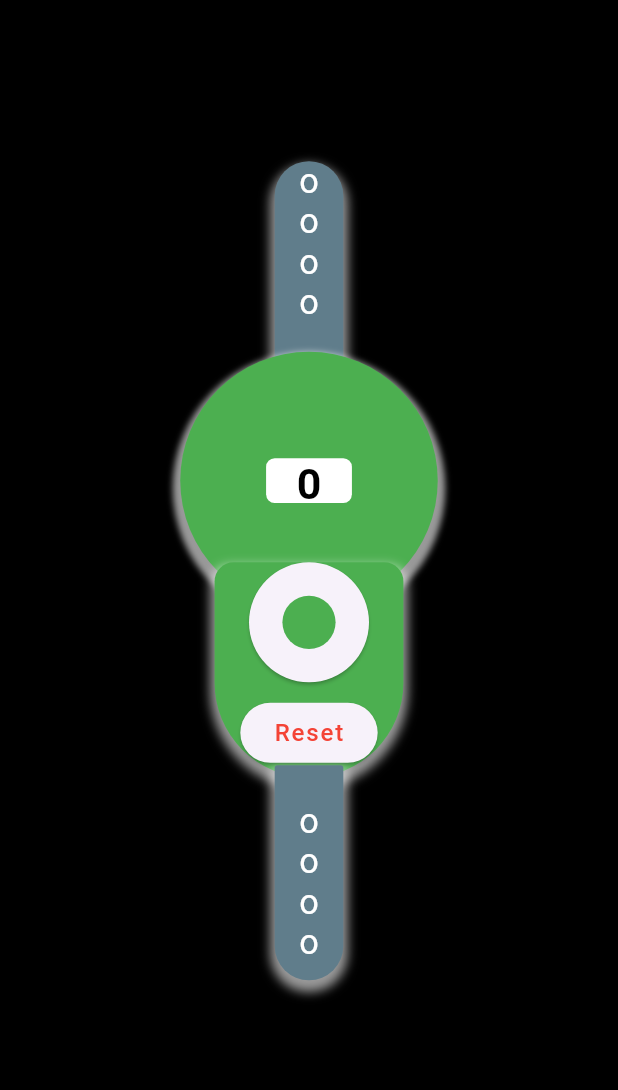
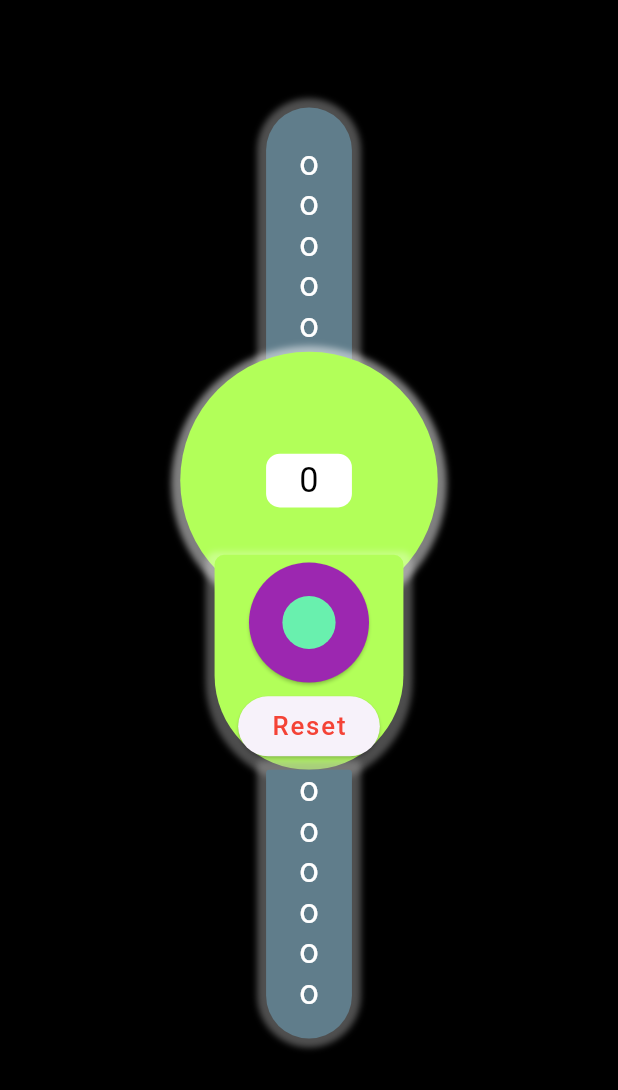
Before and after one commit to Gulshid/Tasbeeh-Counter-App, a Flutter app: the screen it shows after launch, after a tap on "Reset", on a phone screen of 412 x 824 dp. Shown: the top 1090 px of the screen. Run offline on Flutter 3.47's test engine with Material 3 defaults, Android fonts, the light colour scheme and no system bars; our stand-ins replace flutter_screenutil, flutter_spinkit, google_fonts, hive, hive_flutter; accounts and stored records are empty.

Commit message:
Tasbeeh Counter App Completed Successfully ------->

```diff
--- /dev/null
+++ b/tasbeeh_counter_app/lib/Model_/Tasbeeh_model.dart
@@ -0,0 +1,13 @@
+import 'package:hive/hive.dart';
+part 'Tasbeeh_model.g.dart';
+
+@HiveType(typeId: 0)
+class TasbeehModel {
+  @HiveField(0)
+  final String name;
+
+  @HiveField(1)
+  final int count;
+
+  TasbeehModel({required this.name, required this.count});
+}
--- /dev/null
+++ b/tasbeeh_counter_app/lib/Services_/HIve_database.dart
@@ -0,0 +1,27 @@
+import 'package:hive/hive.dart';
+import 'package:hive_flutter/adapters.dart';
+import 'package:tasbeeh_counter_app/Model_/Tasbeeh_model.dart';
+
+class HiveDatabase {
+  static const String tasbeehBoxName = 'tasbeehBox';
+
+  static Future<void> init() async {
+    await Hive.initFlutter();
+    Hive.registerAdapter(TasbeehModelAdapter());
+    await Hive.openBox<TasbeehModel>(tasbeehBoxName);
+  }
+
+  static Box<TasbeehModel> getTasbeehBox() {
+    return Hive.box<TasbeehModel>(tasbeehBoxName);
+  }
+
+  static Future<void> addTasbeeh(TasbeehModel tasbeeh) async {
+    final box = getTasbeehBox();
+    await box.add(tasbeeh);
+  }
+
+  static List<TasbeehModel> getAllTasbeehs() {
+    final box = getTasbeehBox();
+    return box.values.toList();
+  }
+}
--- a/tasbeeh_counter_app/lib/View_Model/TasbCount_Provider.dart
+++ b/tasbeeh_counter_app/lib/View_Model/TasbCount_Provider.dart
@@ -1,4 +1,6 @@
 import 'package:flutter/material.dart';
+import 'package:tasbeeh_counter_app/Model_/Tasbeeh_model.dart';
+import 'package:tasbeeh_counter_app/Services_/HIve_database.dart';
 import 'package:tasbeeh_counter_app/Utils_/Routes/Routes_name.dart';
 
 
@@ -42,4 +44,19 @@ class TasbcountProvider with ChangeNotifier {
     _counter = 0;
     notifyListeners();
   }
+
+  //save the tasbeeh
+    Future<void> saveCounter() async {
+    final tasbeeh = TasbeehModel(name: 'Counter', count: _counter);
+    await HiveDatabase.addTasbeeh(tasbeeh);
+  }
+
+  // Load the counter value from Hive
+  void loadCounter() {
+    final tasbeehs = HiveDatabase.getAllTasbeehs();
+    if (tasbeehs.isNotEmpty) {
+      _counter = tasbeehs.last.count;
+    }
+    notifyListeners();
+  }
 }
--- a/tasbeeh_counter_app/lib/main.dart
+++ b/tasbeeh_counter_app/lib/main.dart
@@ -1,12 +1,15 @@
 import 'package:flutter/material.dart';
 import 'package:flutter_screenutil/flutter_screenutil.dart';
 import 'package:provider/provider.dart';
+import 'package:tasbeeh_counter_app/Services_/HIve_database.dart';
 import 'package:tasbeeh_counter_app/Utils_/Routes/Routes.dart';
 import 'package:tasbeeh_counter_app/Utils_/Routes/Routes_name.dart';
 import 'package:tasbeeh_counter_app/View_Model/TasbCount_Provider.dart';
 
 
-void main() {
+void main() async{
+  WidgetsFlutterBinding.ensureInitialized();
+  await HiveDatabase.init();
   runApp(const MyApp());
 }
 class MyApp extends StatelessWidget {
--- a/tasbeeh_counter_app/lib/view_/Splash_view.dart
+++ b/tasbeeh_counter_app/lib/view_/Splash_view.dart
@@ -50,7 +50,7 @@ class _SplashViewState extends State<SplashView> {
             ),
           ),
 
-          SpinKitChasingDots(color: Colors.green, size: 50.sp),
+          SpinKitDancingSquare(color: Colors.green, size: 50.sp),
         ],
       ),
     );
--- a/tasbeeh_counter_app/lib/view_/home_view.dart
+++ b/tasbeeh_counter_app/lib/view_/home_view.dart
@@ -4,6 +4,7 @@
 
 import 'package:flutter/material.dart';
 import 'package:flutter_screenutil/flutter_screenutil.dart';
+import 'package:google_fonts/google_fonts.dart';
 import 'package:provider/provider.dart';
 import 'package:tasbeeh_counter_app/View_Model/TasbCount_Provider.dart';
 
@@ -17,79 +18,84 @@ class HomeView extends StatefulWidget {
 class _HomeViewState extends State<HomeView> {
   @override
   Widget build(BuildContext context) {
-    final pro = Provider.of<TasbcountProvider>(context);
+    final provider = Provider.of<TasbcountProvider>(context);
     return Scaffold(
       backgroundColor: Colors.black,
       body: Column(
+        crossAxisAlignment: CrossAxisAlignment.center,
         mainAxisAlignment: MainAxisAlignment.center,
-        crossAxisAlignment: CrossAxisAlignment.center,
         children: [
-          Center(
-            child: Container(
-              height: 120.h,
-              width: 40.w,
+          Container(
+            height: 150.h,
+            width: 50.w,
             decoration: BoxDecoration(
               borderRadius: BorderRadius.only(
-                    topRight: Radius.circular(100.r),
                 topLeft: Radius.circular(100.r),
+                topRight:  Radius.circular(100.r),
+                bottomLeft:  Radius.circular(8.r),
+                bottomRight: Radius.circular(8.r) ,
 
-                    bottomLeft: Radius.circular(8.r),
-                    bottomRight: Radius.circular(8.r),),
+              ),
               color: Colors.blueGrey,
+
               boxShadow: [
                 BoxShadow(
-                    color: Colors.white.withOpacity(0.6),
-                    offset: Offset(0, 5),
-                    spreadRadius: 3,
-                    blurRadius: 5,
+                  color: Colors.grey.withOpacity(0.5),
+                  spreadRadius: 6,
+                  blurRadius: 3,
+
                 )
               ]
             ),
 
+
             child: Column(
               children: [
-                    Text('o',style: TextStyle(color: Colors.white, fontSize: 20.sp),),
-                    Text('o',style: TextStyle(color: Colors.white,fontSize: 20.sp),),
-                    Text('o',style: TextStyle(color: Colors.white,fontSize: 20.sp),),
-                    Text('o',style: TextStyle(color: Colors.white,fontSize: 20.sp),),
                 SizedBox(height: 20.h,),
+                Text('o', style: TextStyle(fontSize: 20.sp, color: Colors.white),),
+                Text('o', style: TextStyle(fontSize: 20.sp, color: Colors.white),),
+                Text('o', style: TextStyle(fontSize: 20.sp, color: Colors.white),),
+                Text('o', style: TextStyle(fontSize: 20.sp, color: Colors.white),),
+                Text('o', style: TextStyle(fontSize: 20.sp, color: Colors.white),),
+                Text('o', style: TextStyle(fontSize: 20.sp, color: Colors.white),),
+
+
             ],
-              ),
-
             ),
           ),
           Transform.translate(
             offset: Offset(0, -20),
-            child: Center(
             child: Container(
               height: 150.h,
               width: 150.w,
               decoration: BoxDecoration(
                 shape: BoxShape.circle,
-                  color: Colors.green,
+                color: Colors.lightGreenAccent,
                 boxShadow: [
                   BoxShadow(
-                      color: Colors.white.withOpacity(0.6),
-                      offset: Offset(0, 5),
-                      spreadRadius: 5,
+                    color: Colors.white.withOpacity(0.5),
+                    spreadRadius: 6,
                     blurRadius: 3,
+                    offset: Offset(0, 2),
                   ),
                 ],
               ),
 
               child: Center(
                 child: Container(
-                    height: 25.h,
+                  height: 30.h,
                   width: 50.w,
                   decoration: BoxDecoration(
-                      borderRadius: BorderRadius.circular(5.r),
+                    borderRadius: BorderRadius.circular(8.r),
                     color: Colors.white,
                   ),
 
                   child: Center(
                     child: Text(
-                        pro.counter.toString(),
-                        style: TextStyle(color: Colors.black, fontSize: 25.sp, fontWeight: FontWeight.bold),
+                      provider.counter.toString(),
+                      style: GoogleFonts.aDLaMDisplay(
+                        fontSize: 20.sp,
+                        color: Colors.black,
                       ),
                     ),
                   ),
@@ -97,96 +103,108 @@ class _HomeViewState extends State<HomeView> {
               ),
             ),
           ),
-
           Transform.translate(
-            offset: Offset(0, -55),
+            offset: Offset(0, -60),
+            child: Center(
               child: Container(
                 height: 120.h,
                 width: 110.w,
                 decoration: BoxDecoration(
-                color: Colors.green,
+                  color: Colors.lightGreenAccent,
                   borderRadius: BorderRadius.only(
+                    topLeft: Radius.circular(10.r),
+                    topRight: Radius.circular(10.r),
                     bottomLeft: Radius.circular(100.r),
                     bottomRight: Radius.circular(100.r),
-                  topLeft: Radius.circular(20.r),
-                  topRight: Radius.circular(20.r),
                   ),
                   boxShadow: [
                     BoxShadow(
-                    offset: Offset(0, 5),
-                    color: Colors.white.withOpacity(0.6),
-                    spreadRadius: 3,
-                    blurRadius: 5,
+                      color: Colors.white.withOpacity(0.3),
+                      spreadRadius: 6,
+                      blurRadius: 3,
+                      offset: Offset(0, 4),
                     ),
                   ],
                 ),
 
                 child: Column(
+                  crossAxisAlignment: CrossAxisAlignment.center,
+                  mainAxisAlignment: MainAxisAlignment.spaceEvenly,
                   children: [
                       ElevatedButton(
                         onPressed: () {
-                      pro.set_counter();
+                          provider.set_counter();
                         },
-                    style: ElevatedButton.styleFrom(maximumSize: Size(80, 80)),
-                    child: Container(
+
+                        style: ElevatedButton.styleFrom(maximumSize: Size(80, 80),
+                        backgroundColor: Colors.purple),
+                      child:  Container(
+                      // height: 50.h,
+                      // width: 50.w,
                       decoration: BoxDecoration(
-                        color: Colors.green,
+                        color: Colors.greenAccent,
                         shape: BoxShape.circle,
-                      ),
-                    ),
+                      ),),
                       ),
 
-                  SizedBox(height: 8.h),
                       ElevatedButton(
                         onPressed: () {
-                      context.read<TasbcountProvider>().delete_count();
+                          provider.delete_count();
                         },
+
                         style: ElevatedButton.styleFrom(
                         foregroundColor: Colors.red,
                         ),
+                      child: Text('Reset', style:
+                      GoogleFonts.aDLaMDisplay(fontSize: 15.sp),)
+                      ),
 
-                    child: Text('Reset'),
+
+                  ],
                 ),
-                ],
               ),
             ),
           ),
 
           Transform.translate(
-            offset: Offset(0, -63),
-            child: Center(
+            offset: Offset(0, -60),
             child: Container(
-                height: 120.h,
-                width: 40.w,
+              height: 150.h,
+              width: 50.w,
               decoration: BoxDecoration(
                 borderRadius: BorderRadius.only(
-                    topRight: Radius.circular(8.r),
                   topLeft: Radius.circular(8.r),
+                  topRight:  Radius.circular(8.r),
+                  bottomLeft:  Radius.circular(100.r),
+                  bottomRight: Radius.circular(100.r) ,
 
-                    bottomLeft: Radius.circular(100.r),
-                    bottomRight: Radius.circular(100.r),
                 ),
+                color: Colors.blueGrey,
 
-                  color: Colors.blueGrey,
                 boxShadow: [
                   BoxShadow(
-                      color: Colors.white.withOpacity(0.6),
-                      offset: Offset(0, 5),
-                      spreadRadius: 3,
-                      blurRadius: 5,
+                    color: Colors.grey.withOpacity(0.5),
+                    spreadRadius: 6,
+                    blurRadius: 3,
+
                   )
                 ]
               ),
+
+
               child: Column(
                 children: [
+
+                  Text('o', style: TextStyle(fontSize: 20.sp, color: Colors.white),),
+                  Text('o', style: TextStyle(fontSize: 20.sp, color: Colors.white),),
+                  Text('o', style: TextStyle(fontSize: 20.sp, color: Colors.white),),
+                  Text('o', style: TextStyle(fontSize: 20.sp, color: Colors.white),),
+                  Text('o', style: TextStyle(fontSize: 20.sp, color: Colors.white),),
+                  Text('o', style: TextStyle(fontSize: 20.sp, color: Colors.white),),
                   SizedBox(height: 20.h,),
-                    Text('o',style: TextStyle(color: Colors.white, fontSize: 20.sp),),
-                    Text('o',style: TextStyle(color: Colors.white,fontSize: 20.sp),),
-                    Text('o',style: TextStyle(color: Colors.white,fontSize: 20.sp),),
-                    Text('o',style: TextStyle(color: Colors.white,fontSize: 20.sp),),
+
+
               ],
-                ),
-
               ),
             ),
           ),
```
Also changed, not shown: tasbeeh_counter_app/lib/Model_/Tasbeeh_model.g.dart (added). Lines whose indentation alone changed are shown as unchanged.
